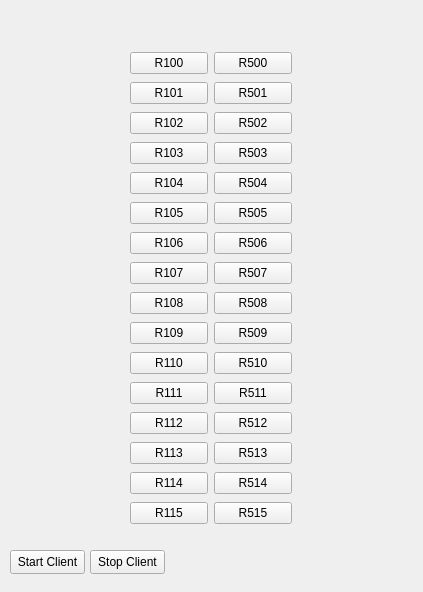
This is hmi/button_test.ui in Alfy102/OPC_UA_Server as Qt 5 draws it before an edit. The edited form follows.
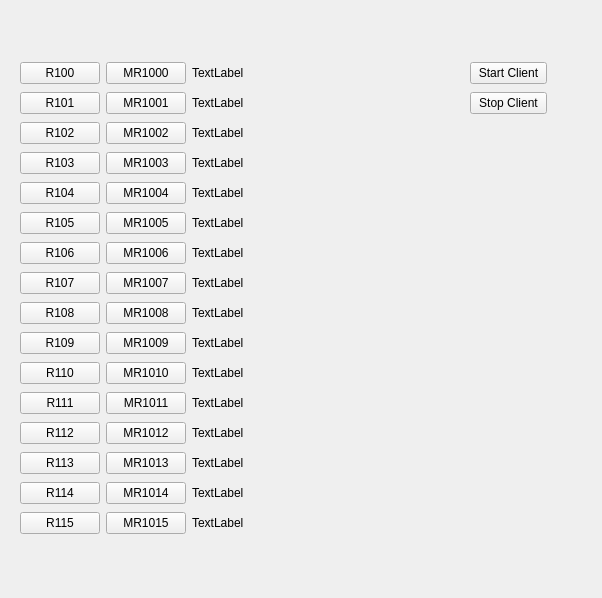
This is the edited form.

```diff
--- a/hmi/button_test.ui
+++ b/hmi/button_test.ui
@@ -6,63 +6,68 @@
    <rect>
     <x>0</x>
     <y>0</y>
-    <width>423</width>
-    <height>592</height>
+    <width>602</width>
+    <height>598</height>
    </rect>
   </property>
   <property name="windowTitle">
    <string>gsh_hmi</string>
   </property>
   <widget class="QWidget" name="centralwidget">
+   <widget class="QWidget" name="">
+    <property name="geometry">
+     <rect>
+      <x>470</x>
+      <y>60</y>
+      <width>77</width>
+      <height>56</height>
+     </rect>
+    </property>
+    <layout class="QVBoxLayout" name="verticalLayout_2">
+     <item>
    <widget class="QPushButton" name="pushButton_32">
-    <property name="geometry">
-     <rect>
-      <x>10</x>
-      <y>550</y>
-      <width>75</width>
-      <height>24</height>
-     </rect>
-    </property>
     <property name="text">
      <string>Start Client</string>
     </property>
    </widget>
+     </item>
+     <item>
    <widget class="QPushButton" name="pushButton_33">
-    <property name="geometry">
-     <rect>
-      <x>90</x>
-      <y>550</y>
-      <width>75</width>
-      <height>24</height>
-     </rect>
-    </property>
     <property name="text">
      <string>Stop Client</string>
     </property>
    </widget>
+     </item>
+    </layout>
+   </widget>
    <widget class="QWidget" name="">
     <property name="geometry">
      <rect>
-      <x>130</x>
-      <y>50</y>
-      <width>162</width>
-      <height>478</height>
+      <x>20</x>
+      <y>60</y>
+      <width>441</width>
+      <height>476</height>
      </rect>
     </property>
-    <layout class="QHBoxLayout" name="horizontalLayout">
-     <item>
-      <layout class="QGridLayout" name="gridLayout_2">
-       <item row="12" column="0">
-        <widget class="QPushButton" name="pushButton_28">
+    <layout class="QGridLayout" name="gridLayout" columnstretch="0,0,1">
+     <item row="0" column="1">
+      <widget class="QPushButton" name="pushButton_1">
          <property name="text">
-          <string>R112</string>
+        <string>MR1000</string>
          </property>
         </widget>
        </item>
-       <item row="10" column="0">
-        <widget class="QPushButton" name="pushButton_23">
+     <item row="12" column="1">
+      <widget class="QPushButton" name="pushButton_13">
          <property name="text">
-          <string>R110</string>
+        <string>MR1012</string>
+       </property>
+      </widget>
+     </item>
+     <item row="5" column="0">
+      <widget class="QPushButton" name="pushButton_22">
+       <property name="text">
+        <string>R105</string>
          </property>
         </widget>
        </item>
@@ -73,6 +78,34 @@
          </property>
         </widget>
        </item>
+     <item row="6" column="2">
+      <widget class="QLabel" name="label_7">
+       <property name="text">
+        <string>TextLabel</string>
+       </property>
+      </widget>
+     </item>
+     <item row="4" column="1">
+      <widget class="QPushButton" name="pushButton_5">
+       <property name="text">
+        <string>MR1004</string>
+       </property>
+      </widget>
+     </item>
+     <item row="7" column="1">
+      <widget class="QPushButton" name="pushButton_8">
+       <property name="text">
+        <string>MR1007</string>
+       </property>
+      </widget>
+     </item>
+     <item row="5" column="2">
+      <widget class="QLabel" name="label_6">
+       <property name="text">
+        <string>TextLabel</string>
+       </property>
+      </widget>
+     </item>
        <item row="7" column="0">
         <widget class="QPushButton" name="pushButton_19">
          <property name="text">
@@ -80,20 +113,6 @@
          </property>
         </widget>
        </item>
-       <item row="6" column="0">
-        <widget class="QPushButton" name="pushButton_29">
-         <property name="text">
-          <string>R106</string>
-         </property>
-        </widget>
-       </item>
-       <item row="1" column="0">
-        <widget class="QPushButton" name="pushButton_18">
-         <property name="text">
-          <string>R101</string>
-         </property>
-        </widget>
-       </item>
        <item row="11" column="0">
         <widget class="QPushButton" name="pushButton_20">
          <property name="text">
@@ -101,24 +120,73 @@
          </property>
         </widget>
        </item>
-       <item row="5" column="0">
-        <widget class="QPushButton" name="pushButton_22">
+     <item row="13" column="0">
+      <widget class="QPushButton" name="pushButton_27">
          <property name="text">
-          <string>R105</string>
+        <string>R113</string>
          </property>
         </widget>
        </item>
-       <item row="9" column="0">
-        <widget class="QPushButton" name="pushButton_17">
+     <item row="10" column="1">
+      <widget class="QPushButton" name="pushButton_11">
          <property name="text">
-          <string>R109</string>
+        <string>MR1010</string>
          </property>
         </widget>
        </item>
-       <item row="4" column="0">
+     <item row="2" column="2">
+      <widget class="QLabel" name="label_3">
+       <property name="text">
+        <string>TextLabel</string>
+       </property>
+      </widget>
+     </item>
+     <item row="2" column="1">
+      <widget class="QPushButton" name="pushButton_3">
+       <property name="text">
+        <string>MR1002</string>
+       </property>
+      </widget>
+     </item>
+     <item row="13" column="1">
+      <widget class="QPushButton" name="pushButton_14">
+       <property name="text">
+        <string>MR1013</string>
+       </property>
+      </widget>
+     </item>
+     <item row="9" column="2">
+      <widget class="QLabel" name="label_10">
+       <property name="text">
+        <string>TextLabel</string>
+       </property>
+      </widget>
+     </item>
+     <item row="8" column="0">
+      <widget class="QPushButton" name="pushButton_26">
+       <property name="text">
+        <string>R108</string>
+       </property>
+      </widget>
+     </item>
+     <item row="9" column="1">
+      <widget class="QPushButton" name="pushButton_10">
+       <property name="text">
+        <string>MR1009</string>
+       </property>
+      </widget>
+     </item>
+     <item row="15" column="1">
         <widget class="QPushButton" name="pushButton_16">
          <property name="text">
-          <string>R104</string>
+        <string>MR1015</string>
+       </property>
+      </widget>
+     </item>
+     <item row="5" column="1">
+      <widget class="QPushButton" name="pushButton_6">
+       <property name="text">
+        <string>MR1005</string>
          </property>
         </widget>
        </item>
@@ -129,10 +197,80 @@
          </property>
         </widget>
        </item>
-       <item row="8" column="0">
-        <widget class="QPushButton" name="pushButton_26">
+     <item row="0" column="2">
+      <widget class="QLabel" name="label_1">
          <property name="text">
-          <string>R108</string>
+        <string>TextLabel</string>
+       </property>
+      </widget>
+     </item>
+     <item row="3" column="1">
+      <widget class="QPushButton" name="pushButton_4">
+       <property name="text">
+        <string>MR1003</string>
+       </property>
+      </widget>
+     </item>
+     <item row="6" column="0">
+      <widget class="QPushButton" name="pushButton_29">
+       <property name="text">
+        <string>R106</string>
+       </property>
+      </widget>
+     </item>
+     <item row="9" column="0">
+      <widget class="QPushButton" name="pushButton_17">
+       <property name="text">
+        <string>R109</string>
+       </property>
+      </widget>
+     </item>
+     <item row="12" column="0">
+      <widget class="QPushButton" name="pushButton_28">
+       <property name="text">
+        <string>R112</string>
+       </property>
+      </widget>
+     </item>
+     <item row="1" column="1">
+      <widget class="QPushButton" name="pushButton_2">
+       <property name="text">
+        <string>MR1001</string>
+       </property>
+      </widget>
+     </item>
+     <item row="1" column="2">
+      <widget class="QLabel" name="label_2">
+       <property name="text">
+        <string>TextLabel</string>
+       </property>
+      </widget>
+     </item>
+     <item row="10" column="0">
+      <widget class="QPushButton" name="pushButton_23">
+       <property name="text">
+        <string>R110</string>
+       </property>
+      </widget>
+     </item>
+     <item row="1" column="0">
+      <widget class="QPushButton" name="pushButton_18">
+       <property name="text">
+        <string>R101</string>
+       </property>
+      </widget>
+     </item>
+     <item row="6" column="1">
+      <widget class="QPushButton" name="pushButton_7">
+       <property name="text">
+        <string>MR1006</string>
+       </property>
+      </widget>
+     </item>
+     <item row="8" column="2">
+      <widget class="QLabel" name="label_9">
+       <property name="text">
+        <string>TextLabel</string>
          </property>
         </widget>
        </item>
@@ -143,17 +281,10 @@
          </property>
         </widget>
        </item>
-       <item row="14" column="0">
-        <widget class="QPushButton" name="pushButton_30">
+     <item row="11" column="1">
+      <widget class="QPushButton" name="pushButton_12">
          <property name="text">
-          <string>R114</string>
-         </property>
-        </widget>
-       </item>
-       <item row="13" column="0">
-        <widget class="QPushButton" name="pushButton_27">
-         <property name="text">
-          <string>R113</string>
+        <string>MR1011</string>
          </property>
         </widget>
        </item>
@@ -164,124 +295,97 @@
          </property>
         </widget>
        </item>
-      </layout>
-     </item>
-     <item>
-      <layout class="QGridLayout" name="gridLayout">
-       <item row="15" column="0">
-        <widget class="QPushButton" name="pushButton_15">
+     <item row="7" column="2">
+      <widget class="QLabel" name="label_8">
          <property name="text">
-          <string>R514</string>
-         </property>
-        </widget>
-       </item>
-       <item row="5" column="0">
-        <widget class="QPushButton" name="pushButton_5">
-         <property name="text">
-          <string>R504</string>
-         </property>
-        </widget>
-       </item>
-       <item row="10" column="0">
-        <widget class="QPushButton" name="pushButton_10">
-         <property name="text">
-          <string>R509</string>
-         </property>
-        </widget>
-       </item>
-       <item row="2" column="0">
-        <widget class="QPushButton" name="pushButton_2">
-         <property name="text">
-          <string>R501</string>
-         </property>
-        </widget>
-       </item>
-       <item row="8" column="0">
-        <widget class="QPushButton" name="pushButton_8">
-         <property name="text">
-          <string>R507</string>
-         </property>
-        </widget>
-       </item>
-       <item row="12" column="0">
-        <widget class="QPushButton" name="pushButton_12">
-         <property name="text">
-          <string>R511</string>
-         </property>
-        </widget>
-       </item>
-       <item row="3" column="0">
-        <widget class="QPushButton" name="pushButton_3">
-         <property name="text">
-          <string>R502</string>
-         </property>
-        </widget>
-       </item>
-       <item row="6" column="0">
-        <widget class="QPushButton" name="pushButton_6">
-         <property name="text">
-          <string>R505</string>
-         </property>
-        </widget>
-       </item>
-       <item row="16" column="0">
-        <widget class="QPushButton" name="pushButton">
-         <property name="text">
-          <string>R515</string>
-         </property>
-        </widget>
-       </item>
-       <item row="11" column="0">
-        <widget class="QPushButton" name="pushButton_11">
-         <property name="text">
-          <string>R510</string>
+        <string>TextLabel</string>
          </property>
         </widget>
        </item>
        <item row="4" column="0">
-        <widget class="QPushButton" name="pushButton_4">
+      <widget class="QPushButton" name="pushButton_1x">
          <property name="text">
-          <string>R503</string>
+        <string>R104</string>
          </property>
         </widget>
        </item>
-       <item row="9" column="0">
+     <item row="8" column="1">
         <widget class="QPushButton" name="pushButton_9">
          <property name="text">
-          <string>R508</string>
+        <string>MR1008</string>
+       </property>
+      </widget>
+     </item>
+     <item row="4" column="2">
+      <widget class="QLabel" name="label_5">
+       <property name="text">
+        <string>TextLabel</string>
+       </property>
+      </widget>
+     </item>
+     <item row="3" column="2">
+      <widget class="QLabel" name="label_4">
+       <property name="text">
+        <string>TextLabel</string>
+       </property>
+      </widget>
+     </item>
+     <item row="14" column="1">
+      <widget class="QPushButton" name="pushButton_15">
+       <property name="text">
+        <string>MR1014</string>
          </property>
         </widget>
        </item>
        <item row="14" column="0">
-        <widget class="QPushButton" name="pushButton_14">
+      <widget class="QPushButton" name="pushButton_30">
          <property name="text">
-          <string>R513</string>
+        <string>R114</string>
          </property>
         </widget>
        </item>
-       <item row="13" column="0">
-        <widget class="QPushButton" name="pushButton_13">
+     <item row="10" column="2">
+      <widget class="QLabel" name="label_11">
          <property name="text">
-          <string>R512</string>
+        <string>TextLabel</string>
          </property>
         </widget>
        </item>
-       <item row="7" column="0">
-        <widget class="QPushButton" name="pushButton_7">
+     <item row="11" column="2">
+      <widget class="QLabel" name="label_12">
          <property name="text">
-          <string>R506</string>
+        <string>TextLabel</string>
          </property>
         </widget>
        </item>
-       <item row="1" column="0">
-        <widget class="QPushButton" name="pushButton_1">
+     <item row="12" column="2">
+      <widget class="QLabel" name="label_13">
          <property name="text">
-          <string>R500</string>
+        <string>TextLabel</string>
          </property>
         </widget>
        </item>
-      </layout>
+     <item row="13" column="2">
+      <widget class="QLabel" name="label_14">
+       <property name="text">
+        <string>TextLabel</string>
+       </property>
+      </widget>
      </item>
+     <item row="14" column="2">
+      <widget class="QLabel" name="label_15">
+       <property name="text">
+        <string>TextLabel</string>
+       </property>
+      </widget>
+     </item>
+     <item row="15" column="2">
+      <widget class="QLabel" name="label_16">
+       <property name="text">
+        <string>TextLabel</string>
+       </property>
+      </widget>
+     </item>
     </layout>
    </widget>
   </widget>
```
Left out of the diff: 36 changed lines with no effect on the pictures. Lines whose indentation alone changed are shown as unchanged.
